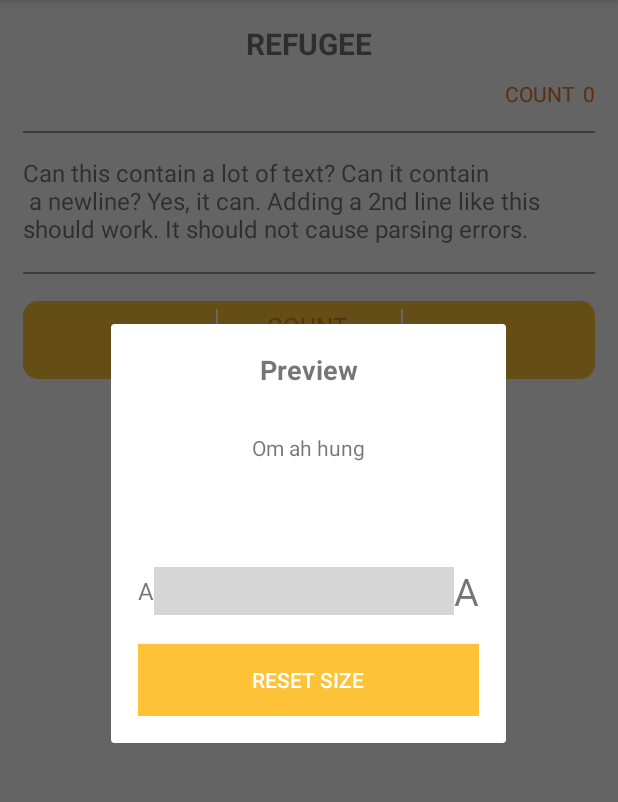
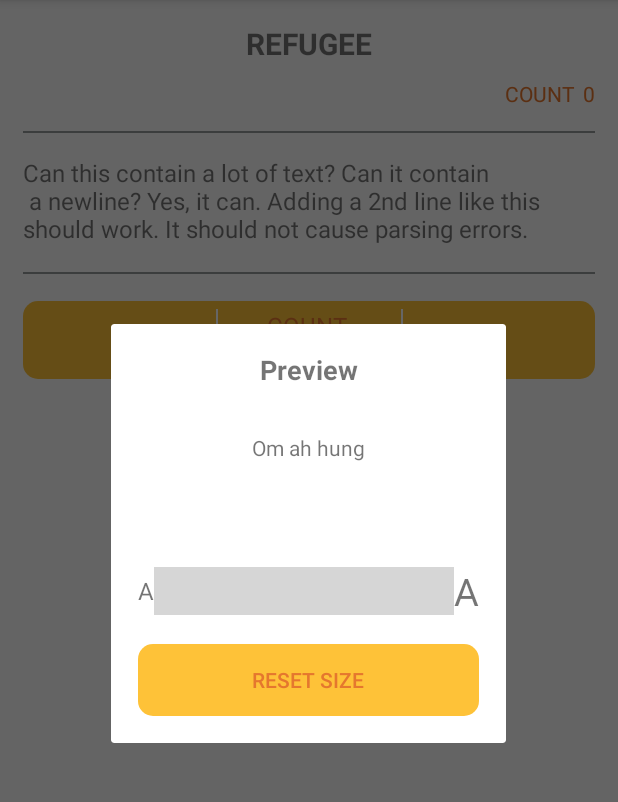
Before and after one commit to topsanjor/prayer, an Android app: the enPrayerDetailActivity screen opened directly, with no data from a screen before it, in the options menu, after a tap on "Adjust Font Size", on a phone screen of 412 x 824 dp, the part 84-886 px from its top. Run offline under Robolectric (Android 15) with nearby library versions, the phone set to English and light mode, and no system bars; libraries missing offline, so code that uses them is left out: com.warkiz.widget; plain views replace IndicatorSeekBar; 2 statements that could not run were skipped; grey boxes are pictures that could not be loaded.

```diff
--- /dev/null
+++ b/app/src/main/res/drawable/font_resetbg.xml
@@ -0,0 +1,7 @@
+<?xml version="1.0" encoding="utf-8"?>
+<shape xmlns:android="http://schemas.android.com/apk/res/android"
+    android:shape="rectangle">
+    <corners android:radius="@dimen/countbgrad"/>
+    <solid android:color="@color/colorPrimary"/>
+
+</shape>
--- a/app/src/main/res/layout/font_size_layout.xml
+++ b/app/src/main/res/layout/font_size_layout.xml
@@ -51,8 +51,7 @@
             android:layout_height="wrap_content"
             app:isb_indicator_color="@color/colorPrimaryDark"
             app:isb_max="30"
-            app:isb_min="10"
-            app:isb_progress="25"
+            app:isb_min="12"
             app:isb_track_progress_bar_color="@color/colorPrimaryDark"
             app:isb_thumb_color="@color/colorPrimaryDark"
             app:isb_track_background_bar_color="@color/colorPrimary"
@@ -67,8 +66,8 @@
 
     <Button
         android:padding="10dp"
-        android:textColor="@color/colorWhite"
-        android:background="@color/colorPrimary"
+        android:textColor="@color/colorPrimaryDark"
+        android:background="@drawable/font_resetbg"
         android:layout_marginTop="@dimen/headersize"
         android:layout_gravity="center"
         android:text="@string/fontsizedonetxt"
```
Also changed, not shown: app/src/main/assets/enprayer.xml (added, +41 -0 lines), app/src/main/java/com/kotlab/tibetanbuddhistprayer/fragments/EnglishFragment.java (+46 -1 lines), app/src/main/java/com/kotlab/tibetanbuddhistprayer/fragments/XmlParser.java (+26 -0 lines), app/src/main/res/xml/enprayer.xml (deleted, +0 -35 lines).
